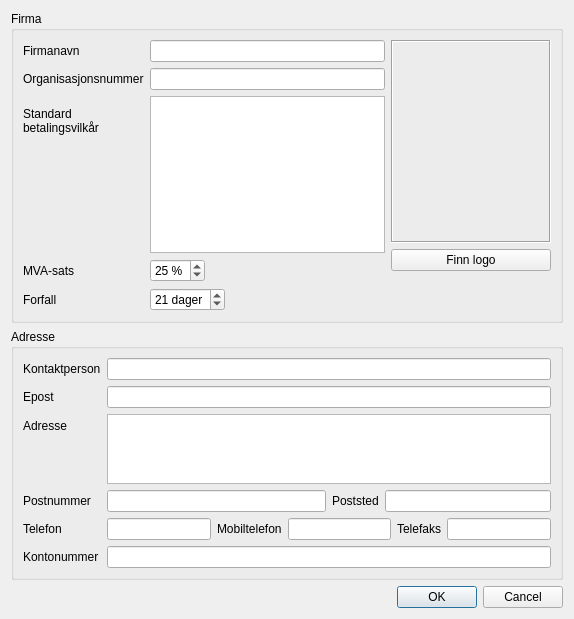
This is finfaktura/ui/firmainfo.ui in kkoksvik/finfaktura as Qt 5 draws it before an edit. The edited form follows.
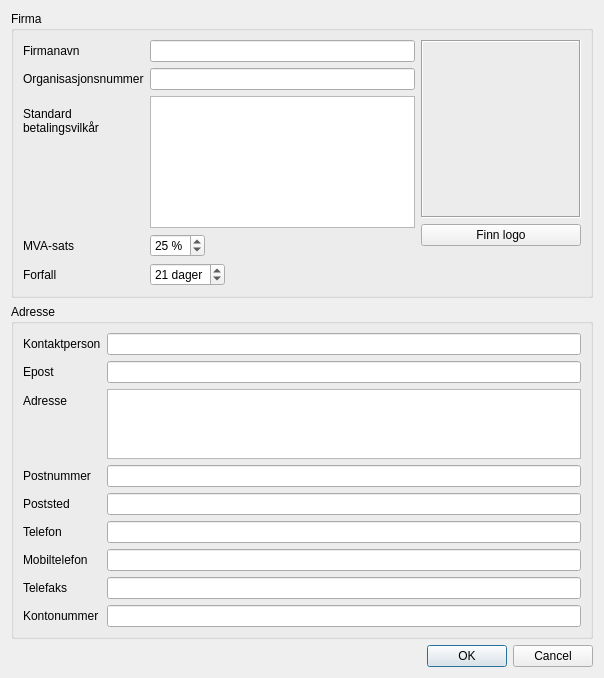
This is the edited form. Icons and pictures are not drawn.

Commit message: porterer firmainfo til QT4

```diff
--- a/finfaktura/ui/firmainfo.ui
+++ b/finfaktura/ui/firmainfo.ui
@@ -5,13 +5,16 @@
    <rect>
     <x>0</x>
     <y>0</y>
-    <width>574</width>
-    <height>619</height>
+    <width>604</width>
+    <height>678</height>
    </rect>
   </property>
   <property name="windowTitle" >
    <string>Dialog</string>
   </property>
+  <property name="sizeGripEnabled" >
+   <bool>false</bool>
+  </property>
   <layout class="QGridLayout" name="gridLayout_2" >
    <item row="2" column="0" >
     <widget class="QDialogButtonBox" name="buttonBox" >
@@ -31,6 +34,9 @@
      <layout class="QGridLayout" name="gridLayout_3" >
       <item row="0" column="0" >
        <layout class="QFormLayout" name="formLayout_2" >
+        <property name="fieldGrowthPolicy" >
+         <enum>QFormLayout::AllNonFixedFieldsGrow</enum>
+        </property>
         <item row="0" column="0" >
          <widget class="QLabel" name="textLabel1_2_4" >
           <property name="text" >
@@ -88,17 +94,13 @@
          </widget>
         </item>
         <item row="3" column="1" >
-         <layout class="QHBoxLayout" name="horizontalLayout_4" >
-          <item>
-           <widget class="QLineEdit" name="dittfirmaPostnummer" >
+         <widget class="QLineEdit" name="Postnummer" >
             <property name="inputMask" >
              <string>0000; </string>
             </property>
            </widget>
           </item>
-          <item>
-           <layout class="QHBoxLayout" name="horizontalLayout_3" >
-            <item>
+        <item row="4" column="0" >
              <widget class="QLabel" name="textLabel1_3_4" >
               <property name="text" >
                <string>Poststed</string>
@@ -108,14 +110,10 @@
               </property>
              </widget>
             </item>
-            <item>
-             <widget class="QLineEdit" name="dittfirmaPoststed" />
-            </item>
-           </layout>
-          </item>
-         </layout>
-        </item>
-        <item row="4" column="0" >
+        <item row="4" column="1" >
+         <widget class="QLineEdit" name="Poststed" />
+        </item>
+        <item row="5" column="0" >
          <widget class="QLabel" name="textLabel1_3_3_2" >
           <property name="text" >
            <string>Telefon</string>
@@ -125,18 +123,14 @@
           </property>
          </widget>
         </item>
-        <item row="4" column="1" >
-         <layout class="QHBoxLayout" name="horizontalLayout_5" >
-          <item>
-           <widget class="QLineEdit" name="dittfirmaTelefon" >
+        <item row="5" column="1" >
+         <widget class="QLineEdit" name="Telefon" >
             <property name="inputMask" >
              <string>00000000; </string>
             </property>
            </widget>
           </item>
-          <item>
-           <layout class="QHBoxLayout" name="horizontalLayout_2" >
-            <item>
+        <item row="6" column="0" >
              <widget class="QLabel" name="textLabel1_3_3_3" >
               <property name="text" >
                <string>Mobiltelefon</string>
@@ -146,18 +140,14 @@
               </property>
              </widget>
             </item>
-            <item>
-             <widget class="QLineEdit" name="dittfirmaMobil" >
+        <item row="6" column="1" >
+         <widget class="QLineEdit" name="Mobil" >
               <property name="inputMask" >
                <string>00000000; </string>
               </property>
              </widget>
             </item>
-           </layout>
-          </item>
-          <item>
-           <layout class="QHBoxLayout" name="horizontalLayout" >
-            <item>
+        <item row="7" column="0" >
              <widget class="QLabel" name="textLabel1_3_3_4" >
               <property name="text" >
                <string>Telefaks</string>
@@ -167,18 +157,14 @@
               </property>
              </widget>
             </item>
-            <item>
-             <widget class="QLineEdit" name="dittfirmaTelefaks" >
+        <item row="7" column="1" >
+         <widget class="QLineEdit" name="Telefaks" >
               <property name="inputMask" >
                <string>00000000; </string>
               </property>
              </widget>
             </item>
-           </layout>
-          </item>
-         </layout>
-        </item>
-        <item row="5" column="0" >
+        <item row="8" column="0" >
          <widget class="QLabel" name="textLabel1_2_3" >
           <property name="text" >
            <string>Kontonummer</string>
@@ -188,8 +174,8 @@
           </property>
          </widget>
         </item>
-        <item row="5" column="1" >
-         <widget class="QLineEdit" name="dittfirmaKontonummer" >
+        <item row="8" column="1" >
+         <widget class="QLineEdit" name="Kontonummer" >
           <property name="inputMask" >
            <string>00000000000; </string>
           </property>
@@ -249,7 +235,14 @@
          </widget>
         </item>
         <item row="2" column="1" >
-         <widget class="QPlainTextEdit" name="dittFirmaVilkar" />
+         <widget class="QPlainTextEdit" name="Vilkar" >
+          <property name="sizePolicy" >
+           <sizepolicy vsizetype="Expanding" hsizetype="Expanding" >
+            <horstretch>2</horstretch>
+            <verstretch>0</verstretch>
+           </sizepolicy>
+          </property>
+         </widget>
         </item>
         <item row="3" column="0" >
          <widget class="QLabel" name="textLabel7" >
@@ -299,7 +292,7 @@
          <widget class="QLabel" name="dittfirmaLogoPixmap" >
           <property name="sizePolicy" >
            <sizepolicy vsizetype="Minimum" hsizetype="Minimum" >
-            <horstretch>0</horstretch>
+            <horstretch>1</horstretch>
             <verstretch>1</verstretch>
            </sizepolicy>
           </property>
```
Left out of the diff: 33 changed lines with no effect on the pictures. Lines whose indentation alone changed are shown as unchanged. The commit also changes 2 other files.
